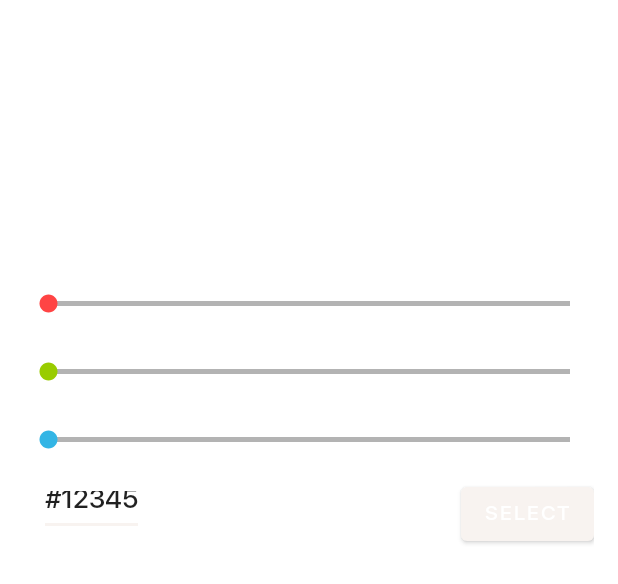
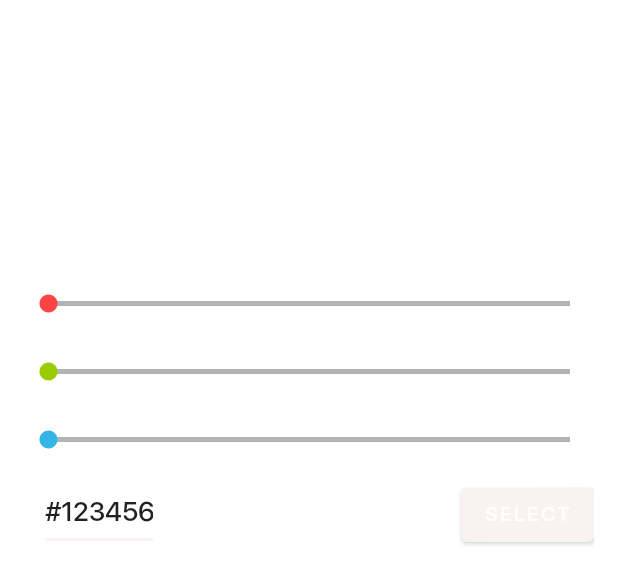
Before and after one commit to Naos-Team/PhotoMaker, an Android app: the layout materialcolorpicker__layout_color_picker.xml on its own in the app's theme, with its tools: preview values and no code run, on a phone screen of 412 x 824 dp. Shown: the top 584 px of the screen. Run offline under Robolectric (Android 15) with nearby library versions, the phone set to English and light mode, and no system bars.

Commit message:
nhi push

```diff
--- a/imageeditlibrary/src/main/res/layout/materialcolorpicker__layout_color_picker.xml
+++ b/imageeditlibrary/src/main/res/layout/materialcolorpicker__layout_color_picker.xml
@@ -84,12 +84,12 @@
 
         <EditText
             android:id="@+id/codHex"
-            android:layout_width="70dp"
-            android:layout_height="40dp"
+            android:layout_width="80dp"
+            android:layout_height="50dp"
+            android:layout_below="@+id/blueSeekBar"
+            android:layout_alignParentStart="false"
+            android:layout_alignParentLeft="true"
             android:layout_alignParentBottom="false"
-            android:layout_alignParentLeft="true"
-            android:layout_alignParentStart="false"
-            android:layout_below="@+id/blueSeekBar"
             android:layout_marginLeft="10dp"
             android:layout_marginTop="15dp"
             android:hint="2c45ff"
@@ -101,7 +101,7 @@
             android:textAllCaps="false"
             android:textColor="@color/primary_text_default_material_light"
             android:textColorHint="@color/hint_foreground_material_light"
-            android:textSize="18sp"/>
+            android:textSize="18sp" />
 
         <Button
             android:id="@+id/okColorButton"
--- a/imageeditlibrary/src/main/res/layout/view_sticker_type_item.xml
+++ b/imageeditlibrary/src/main/res/layout/view_sticker_type_item.xml
@@ -6,7 +6,7 @@
 
     <ImageView
         android:id="@+id/icon"
-        android:padding="25dp"
+        android:padding="30dp"
         android:layout_width="match_parent"
         android:layout_height="match_parent"
         android:layout_gravity="center_vertical"
```
Also changed, not shown: imageeditlibrary/src/main/res/layout/materialcolorpicker__layout_color_picker_old_android.xml (+6 -6 lines).
